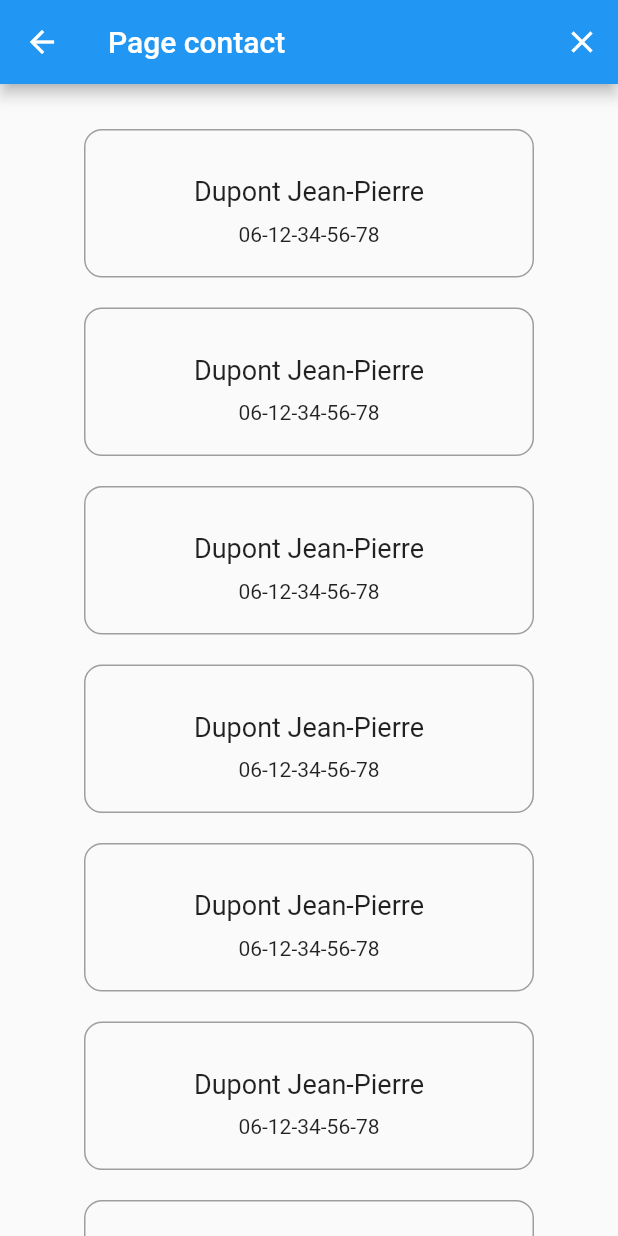
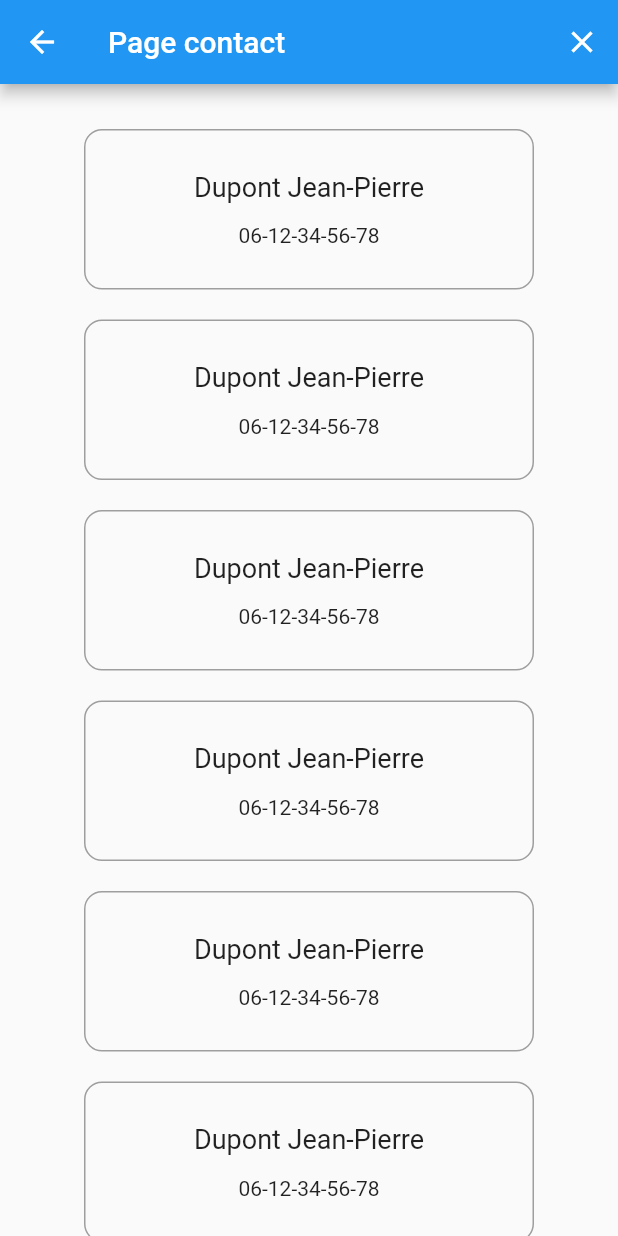
Before and after one commit to Mathilde-J/Test_MPP, a Flutter app: the PageContact screen opened directly, on a phone screen of 412 x 824 dp. Run offline on Flutter 3.47's test engine with Material 2 defaults, Android fonts, the phone set to English and light mode, and no system bars.

Commit message:
padding inside card changed

```diff
--- a/test_mpp/lib/main.dart
+++ b/test_mpp/lib/main.dart
@@ -187,17 +187,20 @@ class ContactCard extends StatelessWidget {
         children: const <Widget>[
           Align(
             child: Padding(
-              padding: EdgeInsets.symmetric(vertical: 10),
+              padding: EdgeInsets.symmetric(vertical: 7),
               child: Text(
                 'Dupont Jean-Pierre',
                 style: TextStyle(fontSize: 18),
               ),
             ),
           ),
-          Text(
-            '06-12-34-56-78',
-            style: TextStyle(fontSize: 14),
-          ),
+          Padding(
+            padding: EdgeInsets.symmetric(vertical: 7),
+            child: Text(
+              '06-12-34-56-78',
+              style: TextStyle(fontSize: 14),
+            ),
+          )
         ],
       ),
     );
```
